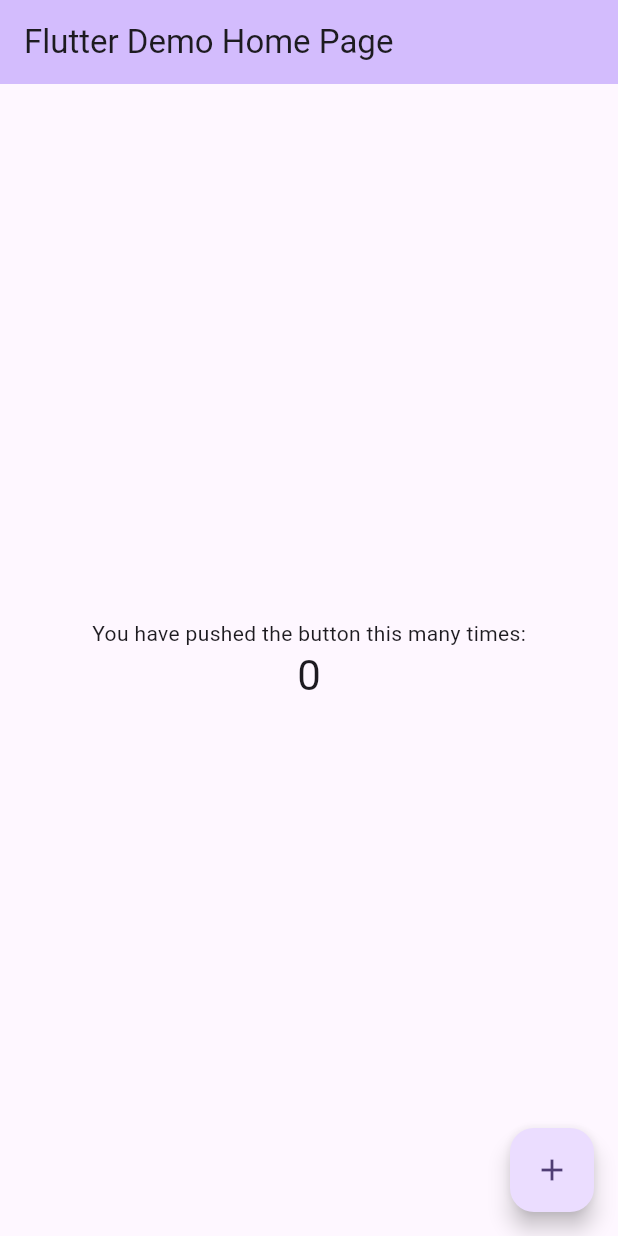
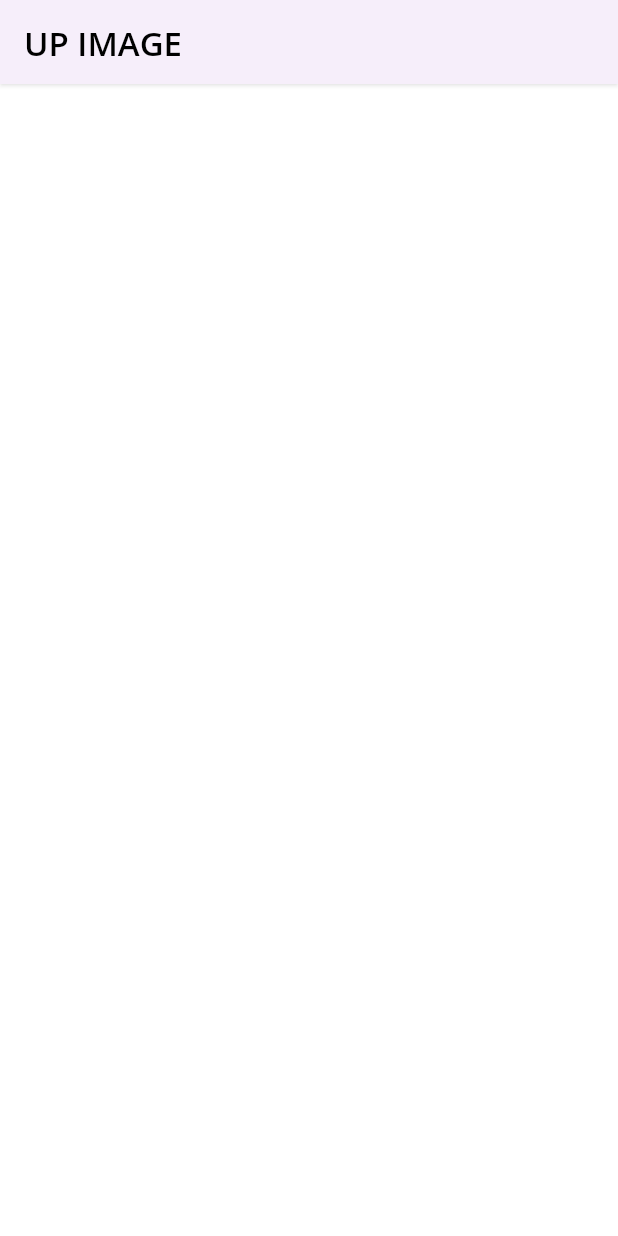
Before and after one commit to crazyads69/up_image, a Flutter app: the screen it shows after launch, on a phone screen of 412 x 824 dp. Run offline on Flutter 3.47's test engine with Material 2 defaults, Android fonts, the light colour scheme and no system bars; drawn by our look-alikes of auto_size_text.

Commit message:
Init MainScreen UI

```diff
--- /dev/null
+++ b/lib/disable_page_transition.dart
@@ -0,0 +1,24 @@
+import 'package:flutter/foundation.dart';
+import 'package:flutter/material.dart';
+
+class NoTransitionsOnWeb extends PageTransitionsTheme {
+  @override
+  Widget buildTransitions<T>(
+    route,
+    context,
+    animation,
+    secondaryAnimation,
+    child,
+  ) {
+    if (kIsWeb) {
+      return child;
+    }
+    return super.buildTransitions(
+      route,
+      context,
+      animation,
+      secondaryAnimation,
+      child,
+    );
+  }
+}
--- a/lib/main.dart
+++ b/lib/main.dart
@@ -1,4 +1,7 @@
+import 'package:auto_size_text/auto_size_text.dart';
 import 'package:flutter/material.dart';
+import 'package:up_image/style.dart';
+import 'package:up_image/disable_page_transition.dart';
 
 void main() {
   runApp(const MyApp());
@@ -11,115 +14,85 @@ class MyApp extends StatelessWidget {
   @override
   Widget build(BuildContext context) {
     return MaterialApp(
-      title: 'Flutter Demo',
+      debugShowCheckedModeBanner: false,
+      debugShowMaterialGrid: false,
+      title: 'UPLOAD IMAGE',
       theme: ThemeData(
-        // This is the theme of your application.
-        //
-        // TRY THIS: Try running your application with "flutter run". You'll see
-        // the application has a blue toolbar. Then, without quitting the app,
-        // try changing the seedColor in the colorScheme below to Colors.green
-        // and then invoke "hot reload" (save your changes or press the "hot
-        // reload" button in a Flutter-supported IDE, or press "r" if you used
-        // the command line to start the app).
-        //
-        // Notice that the counter didn't reset back to zero; the application
-        // state is not lost during the reload. To reset the state, use hot
-        // restart instead.
-        //
-        // This works for code too, not just values: Most code changes can be
-        // tested with just a hot reload.
-        colorScheme: ColorScheme.fromSeed(seedColor: Colors.deepPurple),
+        pageTransitionsTheme: NoTransitionsOnWeb(),
+        backgroundColor: Colors.white,
+        visualDensity: VisualDensity.adaptivePlatformDensity,
+        fontFamily: "OpenSans",
         useMaterial3: true,
+        applyElevationOverlayColor: true,
       ),
-      home: const MyHomePage(title: 'Flutter Demo Home Page'),
+      home: const HomePage(),
     );
   }
 }
 
-class MyHomePage extends StatefulWidget {
-  const MyHomePage({super.key, required this.title});
-
-  // This widget is the home page of your application. It is stateful, meaning
-  // that it has a State object (defined below) that contains fields that affect
-  // how it looks.
-
-  // This class is the configuration for the state. It holds the values (in this
-  // case the title) provided by the parent (in this case the App widget) and
-  // used by the build method of the State. Fields in a Widget subclass are
-  // always marked "final".
-
-  final String title;
+class HomePage extends StatefulWidget {
+  const HomePage({super.key});
 
   @override
-  State<MyHomePage> createState() => _MyHomePageState();
+  State<HomePage> createState() => _HomePageState();
 }
 
-class _MyHomePageState extends State<MyHomePage> {
-  int _counter = 0;
+class _HomePageState extends State<HomePage> {
+  @override
+//Define Screen Size
 
-  void _incrementCounter() {
-    setState(() {
-      // This call to setState tells the Flutter framework that something has
-      // changed in this State, which causes it to rerun the build method below
-      // so that the display can reflect the updated values. If we changed
-      // _counter without calling setState(), then the build method would not be
-      // called again, and so nothing would appear to happen.
-      _counter++;
-    });
-  }
-
-  @override
   Widget build(BuildContext context) {
-    // This method is rerun every time setState is called, for instance as done
-    // by the _incrementCounter method above.
-    //
-    // The Flutter framework has been optimized to make rerunning build methods
-    // fast, so that you can just rebuild anything that needs updating rather
-    // than having to individually change instances of widgets.
     return Scaffold(
+      backgroundColor: Colors.white,
+      extendBody: true,
+      extendBodyBehindAppBar: true,
+      body: const MainForm(),
       appBar: AppBar(
-        // TRY THIS: Try changing the color here to a specific color (to
-        // Colors.amber, perhaps?) and trigger a hot reload to see the AppBar
-        // change color while the other colors stay the same.
-        backgroundColor: Theme.of(context).colorScheme.inversePrimary,
-        // Here we take the value from the MyHomePage object that was created by
-        // the App.build method, and use it to set our appbar title.
-        title: Text(widget.title),
-      ),
-      body: Center(
-        // Center is a layout widget. It takes a single child and positions it
-        // in the middle of the parent.
-        child: Column(
-          // Column is also a layout widget. It takes a list of children and
-          // arranges them vertically. By default, it sizes itself to fit its
-          // children horizontally, and tries to be as tall as its parent.
-          //
-          // Column has various properties to control how it sizes itself and
-          // how it positions its children. Here we use mainAxisAlignment to
-          // center the children vertically; the main axis here is the vertical
-          // axis because Columns are vertical (the cross axis would be
-          // horizontal).
-          //
-          // TRY THIS: Invoke "debug painting" (choose the "Toggle Debug Paint"
-          // action in the IDE, or press "p" in the console), to see the
-          // wireframe for each widget.
-          mainAxisAlignment: MainAxisAlignment.center,
-          children: <Widget>[
-            const Text(
-              'You have pushed the button this many times:',
+          shadowColor: Colors.white60,
+          elevation: 1.0,
+          title: GestureDetector(
+            child: const AutoSizeText(
+              "UP IMAGE",
+              style: blsemiBold,
+              minFontSize: 7,
+              maxFontSize: 30,
             ),
-            Text(
-              '$_counter',
-              style: Theme.of(context).textTheme.headlineMedium,
-            ),
-          ],
-        ),
-      ),
-      floatingActionButton: FloatingActionButton(
-        onPressed: _incrementCounter,
-        tooltip: 'Increment',
-        child: const Icon(Icons.add),
-      ), // This trailing comma makes auto-formatting nicer for build methods.
+            onTap: () {
+              Navigator.pushAndRemoveUntil(
+                  context,
+                  MaterialPageRoute(builder: (context) => const HomePage()),
+                  (route) => false);
+            },
+          )),
     );
   }
 }
+
+class MainForm extends StatefulWidget {
+  const MainForm({super.key});
+
+  @override
+  State<MainForm> createState() => _MainFormState();
+}
+
+class _MainFormState extends State<MainForm> {
+  @override
+  Widget build(BuildContext context) {
+    return Container(
+      color: Colors.white,
+      width: MediaQuery.of(context).size.width,
+      height: MediaQuery.of(context).size.height,
+      margin: EdgeInsets.only(
+        top: MediaQuery.of(context).size.height * 10 / 100,
+        left: MediaQuery.of(context).size.width * 5 / 100,
+        right: MediaQuery.of(context).size.width * 5 / 100,
+      ),
+      child: const SingleChildScrollView(
+          scrollDirection: Axis.vertical,
+          child: Column(
+            mainAxisAlignment: MainAxisAlignment.start,
+            children: [],
+          )),
+    );
+  }
+}
--- /dev/null
+++ b/lib/style.dart
@@ -0,0 +1,31 @@
+import 'package:flutter/material.dart';
+
+//Define color code
+const Color babyBlue = Color(0xFF19a4bb);
+const Color lightBlue = Color(0xFF11b3d4);
+
+//Define typography with white color
+const TextStyle wsemiBold = TextStyle(
+    fontFamily: "OpenSans", color: Colors.white, fontWeight: FontWeight.w600);
+const TextStyle wItalic = TextStyle(
+    fontFamily: "OpenSans",
+    color: Colors.white,
+    fontWeight: FontWeight.w300,
+    fontStyle: FontStyle.italic);
+const TextStyle wNormal = TextStyle(
+    fontFamily: "OpenSans", color: Colors.white, fontWeight: FontWeight.w300);
+const TextStyle wRegular = TextStyle(
+    fontFamily: "OpenSans", color: Colors.white, fontWeight: FontWeight.w400);
+
+//Define typography with black color
+const TextStyle blsemiBold = TextStyle(
+    fontFamily: "OpenSans", color: Colors.black, fontWeight: FontWeight.w600);
+const TextStyle blItalic = TextStyle(
+    fontFamily: "OpenSans",
+    color: Colors.black,
+    fontWeight: FontWeight.w300,
+    fontStyle: FontStyle.italic);
+const TextStyle blNormal = TextStyle(
+    fontFamily: "OpenSans", color: Colors.black, fontWeight: FontWeight.w300);
+const TextStyle blRegular = TextStyle(
+    fontFamily: "OpenSans", color: Colors.black, fontWeight: FontWeight.w400);
```
Also changed, not shown: pubspec.yaml (+15 -18 lines), asset/font/OpenSans-Light.ttf (added), asset/font/OpenSans-LightItalic.ttf (added), asset/font/OpenSans-Regular.ttf (added), asset/font/OpenSans-SemiBold.ttf (added), pubspec.lock.
